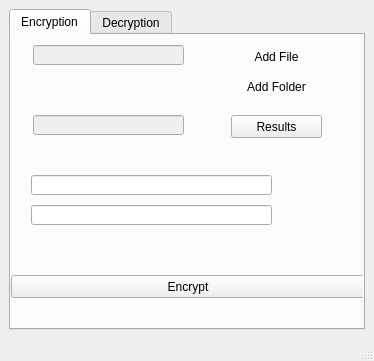
This is MainWindow.ui in AHazimy/Enc._Dec-AES as Qt 5 draws it before an edit. The edited form follows.
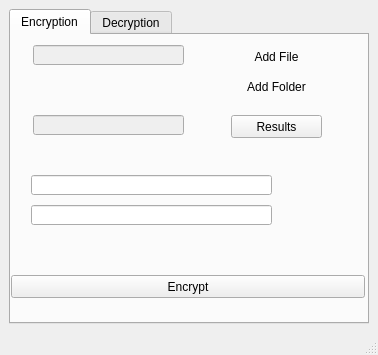
This is the edited form. The open tabs and pages were chosen to show the change. Icons and pictures are not drawn.

```diff
--- a/MainWindow.ui
+++ b/MainWindow.ui
@@ -6,8 +6,8 @@
    <rect>
     <x>0</x>
     <y>0</y>
-    <width>374</width>
-    <height>361</height>
+    <width>378</width>
+    <height>355</height>
    </rect>
   </property>
   <property name="windowTitle">
```
Left out of the diff: 4 changed lines with no effect on the pictures.
